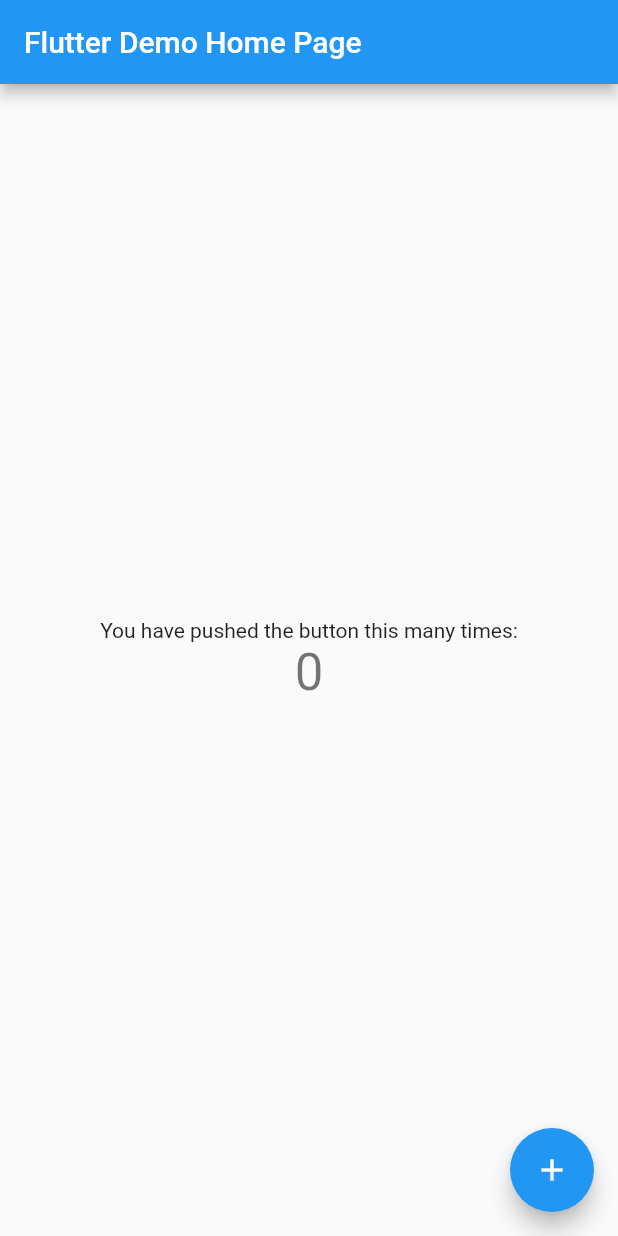
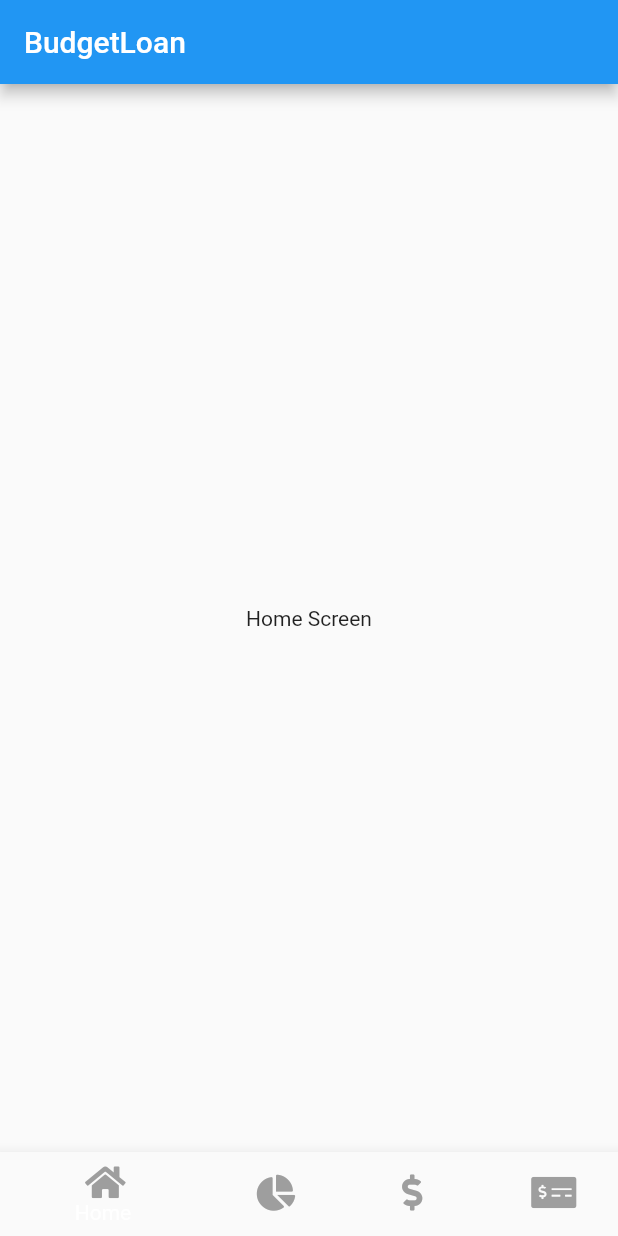
Before and after one commit to ItsOnlyCole/budgetLoan, a Flutter app: the screen it shows after launch, on a phone screen of 412 x 824 dp. Run offline on Flutter 3.47's test engine with Material 2 defaults, Android fonts, the phone set to English and light mode, and no system bars; our stand-ins replace font_awesome_flutter, google_fonts.

Commit message:
Create Base App Screens with Working Nav Bar

```diff
--- a/budgetLoanApp/lib/main.dart
+++ b/budgetLoanApp/lib/main.dart
@@ -1,117 +1,17 @@
 import 'package:flutter/material.dart';
+import 'package:google_fonts/google_fonts.dart';
+import 'package:font_awesome_flutter/font_awesome_flutter.dart';
+import 'screens/MainScreen.dart';
 
 void main() {
   runApp(MyApp());
 }
 
 class MyApp extends StatelessWidget {
-  // This widget is the root of your application.
   @override
   Widget build(BuildContext context) {
     return MaterialApp(
-      title: 'Flutter Demo',
-      theme: ThemeData(
-        // This is the theme of your application.
-        //
-        // Try running your application with "flutter run". You'll see the
-        // application has a blue toolbar. Then, without quitting the app, try
-        // changing the primarySwatch below to Colors.green and then invoke
-        // "hot reload" (press "r" in the console where you ran "flutter run",
-        // or simply save your changes to "hot reload" in a Flutter IDE).
-        // Notice that the counter didn't reset back to zero; the application
-        // is not restarted.
-        primarySwatch: Colors.blue,
-        // This makes the visual density adapt to the platform that you run
-        // the app on. For desktop platforms, the controls will be smaller and
-        // closer together (more dense) than on mobile platforms.
-        visualDensity: VisualDensity.adaptivePlatformDensity,
-      ),
-      home: MyHomePage(title: 'Flutter Demo Home Page'),
+      home: MainScreen(),
     );
   }
 }
-
-class MyHomePage extends StatefulWidget {
-  MyHomePage({Key key, this.title}) : super(key: key);
-
-  // This widget is the home page of your application. It is stateful, meaning
-  // that it has a State object (defined below) that contains fields that affect
-  // how it looks.
-
-  // This class is the configuration for the state. It holds the values (in this
-  // case the title) provided by the parent (in this case the App widget) and
-  // used by the build method of the State. Fields in a Widget subclass are
-  // always marked "final".
-
-  final String title;
-
-  @override
-  _MyHomePageState createState() => _MyHomePageState();
-}
-
-class _MyHomePageState extends State<MyHomePage> {
-  int _counter = 0;
-
-  void _incrementCounter() {
-    setState(() {
-      // This call to setState tells the Flutter framework that something has
-      // changed in this State, which causes it to rerun the build method below
-      // so that the display can reflect the updated values. If we changed
-      // _counter without calling setState(), then the build method would not be
-      // called again, and so nothing would appear to happen.
-      _counter++;
-    });
-  }
-
-  @override
-  Widget build(BuildContext context) {
-    // This method is rerun every time setState is called, for instance as done
-    // by the _incrementCounter method above.
-    //
-    // The Flutter framework has been optimized to make rerunning build methods
-    // fast, so that you can just rebuild anything that needs updating rather
-    // than having to individually change instances of widgets.
-    return Scaffold(
-      appBar: AppBar(
-        // Here we take the value from the MyHomePage object that was created by
-        // the App.build method, and use it to set our appbar title.
-        title: Text(widget.title),
-      ),
-      body: Center(
-        // Center is a layout widget. It takes a single child and positions it
-        // in the middle of the parent.
-        child: Column(
-          // Column is also a layout widget. It takes a list of children and
-          // arranges them vertically. By default, it sizes itself to fit its
-          // children horizontally, and tries to be as tall as its parent.
-          //
-          // Invoke "debug painting" (press "p" in the console, choose the
-          // "Toggle Debug Paint" action from the Flutter Inspector in Android
-          // Studio, or the "Toggle Debug Paint" command in Visual Studio Code)
-          // to see the wireframe for each widget.
-          //
-          // Column has various properties to control how it sizes itself and
-          // how it positions its children. Here we use mainAxisAlignment to
-          // center the children vertically; the main axis here is the vertical
-          // axis because Columns are vertical (the cross axis would be
-          // horizontal).
-          mainAxisAlignment: MainAxisAlignment.center,
-          children: <Widget>[
-            Text(
-              'You have pushed the button this many times:',
-            ),
-            Text(
-              '$_counter',
-              style: Theme.of(context).textTheme.headline4,
-            ),
-          ],
-        ),
-      ),
-      floatingActionButton: FloatingActionButton(
-        onPressed: _incrementCounter,
-        tooltip: 'Increment',
-        child: Icon(Icons.add),
-      ), // This trailing comma makes auto-formatting nicer for build methods.
-    );
-  }
-}
--- /dev/null
+++ b/budgetLoanApp/lib/screens/MainScreen.dart
@@ -0,0 +1,96 @@
+/*
+   MainScreen.dart
+   The main screen for budgetLoanApp.
+   Last Modified 09/27/2020 by ItsOnlyCole
+*/
+
+import 'package:flutter/material.dart';
+import 'package:google_fonts/google_fonts.dart';
+import 'package:font_awesome_flutter/font_awesome_flutter.dart';
+
+class MainScreen extends StatefulWidget {
+  @override
+  _MainScreenState createState() => _MainScreenState();
+}
+
+class _MainScreenState extends State<MainScreen> {
+  int _selectedIndex = 0;
+  static const List<Widget> _widgetOptions = <Widget>[
+    Text(
+        'Home Screen',
+    ),
+    Text(
+        'Budget Screen'
+    ),
+    Text(
+        'Transactions Screen'
+    ),
+    Text(
+        'Loans Screen'
+    ),
+  ];
+
+  void _onItemTapped(int index) {
+    setState(() {
+      _selectedIndex = index;
+    });
+  }
+
+  @override
+  Widget build(BuildContext context) {
+    return Scaffold(
+        appBar: AppBar(
+            title: const Text('BudgetLoan'),
+        ),
+        body: Center(
+            child: _widgetOptions.elementAt(_selectedIndex),
+        ),
+        bottomNavigationBar: BottomNavigationBar(
+            items: const <BottomNavigationBarItem>[
+              BottomNavigationBarItem(
+                  icon: Icon(
+                      FontAwesomeIcons.home,
+                      color: Colors.grey,
+                      ),
+                  title: Text(
+                      'Home',
+                      style: TextStyle(color: Colors.grey,),
+                      ),
+              ),
+              BottomNavigationBarItem(
+                  icon: Icon(
+                      FontAwesomeIcons.chartPie,
+                      color: Colors.grey,
+                      ),
+                  title: Text(
+                      'Budget',
+                      style: TextStyle(color: Colors.grey,),
+                      ),
+              ),
+              BottomNavigationBarItem(
+                  icon: Icon(
+                      FontAwesomeIcons.dollarSign,
+                      color: Colors.grey,
+                      ),
+                  title: Text(
+                      'Transactions',
+                      style: TextStyle(color: Colors.grey,),
+                      ),
+              ),
+              BottomNavigationBarItem(
+                  icon: Icon(
+                      FontAwesomeIcons.moneyCheckAlt,
+                      color: Colors.grey,
+                      ),
+                  title: Text(
+                      'Loans',
+                      style: TextStyle(color: Colors.grey,),
+                      ),
+              ),
+            ],
+            currentIndex: _selectedIndex,
+            onTap: _onItemTapped,
+        ),
+    );
+  }
+}
```
